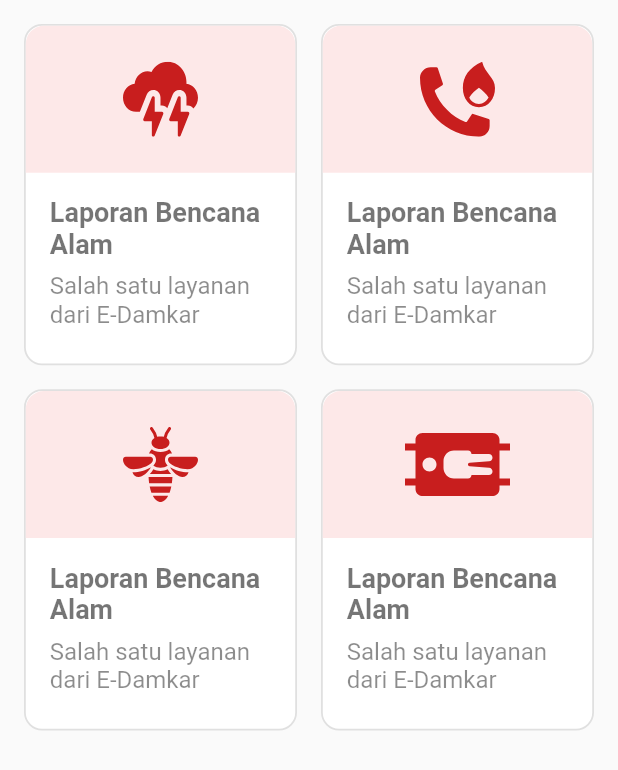
After one commit to MaulanaAkbarF/E-DAMKAR_A2-A3, a Flutter app: the LaporanPage screen opened directly, on a phone screen of 412 x 824 dp. The commit adds this screen. Shown: the top 770 px of the screen. Run offline on Flutter 3.47's test engine with Material 2 defaults, Android fonts, the phone set to English and light mode, and no system bars; our stand-ins replace carousel_slider, flutter_svg, fluttertoast, image_picker, modal_progress_hud_nsn and 2 more; missing offline and left inert: dart:ffi; accounts and stored records are empty; Roboto replaces fonts that are missing (font/inter_bold.ttf, font/inter_extrabold.ttf).

Commit message:
Halaman Laporan

```diff
--- /dev/null
+++ b/lib/pages/LaporanPage.dart
@@ -0,0 +1,340 @@
+import 'package:edamkar_1/pages/buatLaporan.dart';
+import 'package:flutter_svg/flutter_svg.dart';
+import 'package:flutter/material.dart';
+import 'package:flutter/src/widgets/framework.dart';
+
+class LaporanPage extends StatefulWidget {
+  const LaporanPage({Key? key}) : super(key: key);
+
+  @override
+  State<LaporanPage> createState() => _LaporanPageState();
+}
+// ------------------------------------------------------------------------------------------------------------------------------------------
+// atur teks yang akan ditampilkan
+
+final List<Map> teksLaporan = [
+  {
+    'Header': 'Kirimkan laporan anda!',
+    'judulLaporan': 'Laporan Bencana Alam',
+    'deskripsiLaporan': 'Salah satu layanan dari E-Damkar ',
+    'namaBencanaHint': 'contoh: Tsunami, Banjir, Kebakaran, dll',
+    'noTelp': 'Nomor Telepon',
+    'noTelpHint': 'Masukkan nomor telepon aktif',
+    'deskripsi': 'Deskripsi Laporan',
+    'deskripsiHint':
+        '(opsional) Jelaskan secara singkat kejadian yang sedang terjadi',
+    'buttonKirim': 'Kirim',
+    'buttonImage': 'Pilih gambar',
+  }
+].cast<Map<String, String>>();
+
+// ------------------------------------------------------------------------------------------------------------------------------------------
+// atur style teks
+
+final List<Map> teksStyleLaporan = [
+  {
+    'Bold1': const TextStyle(
+        fontFamily: "font/inter_black.ttf",
+        color: Colors.black,
+        fontSize: (32),
+        fontWeight: FontWeight.w700),
+    'SemiBold1': const TextStyle(
+        fontFamily: "font/inter_bold.ttf",
+        color: Colors.black45,
+        fontSize: (16)),
+    'SemiBold2': const TextStyle(
+        fontFamily: "font/inter_extrabold.ttf",
+        color: Colors.blueAccent,
+        fontSize: (18),
+        fontWeight: FontWeight.w500),
+    'SemiBold3': const TextStyle(
+        fontFamily: "font/inter_extrabold.ttf",
+        color: Colors.black54,
+        fontSize: (18),
+        fontWeight: FontWeight.w700),
+    'Thin1': const TextStyle(
+        fontFamily: "font/inter_regular.ttf",
+        color: Colors.black,
+        fontSize: (18),
+        fontWeight: FontWeight.w500),
+    'Thin2': const TextStyle(
+        fontFamily: "font/inter_regular.ttf",
+        color: Colors.white,
+        fontSize: (18),
+        fontWeight: FontWeight.w600),
+    'Thin3': const TextStyle(
+        fontFamily: "font/inter_regular.ttf",
+        color: Colors.grey,
+        fontSize: (18),
+        fontWeight: FontWeight.w600)
+  }
+];
+
+// ------------------------------------------------------------------------------------------------------------------------------------------
+
+class _LaporanPageState extends State<LaporanPage> {
+  final _formKey = GlobalKey<FormState>();
+
+  @override
+  Widget build(BuildContext context) {
+    return Scaffold(
+      body: SafeArea(
+        child: Padding(
+          padding: EdgeInsets.all(16),
+          child: GridView.count(
+            crossAxisCount: 2,
+            childAspectRatio: 0.80,
+            mainAxisSpacing: 16,
+            crossAxisSpacing: 16,
+            children: [
+              for (final teks in teksLaporan)
+                for (final teksStyle in teksStyleLaporan)
+                  InkWell(
+                    onTap: () {
+                      Navigator.push(
+                        context,
+                        MaterialPageRoute(builder: (context) => BuatLaporan()),
+                      );
+                    },
+                    child: Container(
+                      decoration: BoxDecoration(
+                        borderRadius: BorderRadius.circular(12),
+                        border:
+                            Border.all(color: Colors.grey.shade300, width: 1.2),
+                        color: Colors.white,
+                      ),
+                      child: Column(
+                        mainAxisAlignment: MainAxisAlignment.start,
+                        children: [
+                          Container(
+                            decoration: BoxDecoration(
+                              color: Color.fromRGBO(253, 232, 232, 1.000),
+                              borderRadius: BorderRadius.only(
+                                topRight: Radius.circular(12),
+                                topLeft: Radius.circular(12),
+                              ),
+                            ),
+                            alignment: Alignment.center,
+                            child: Padding(
+                              padding: EdgeInsets.only(top: 24, bottom: 24),
+                              child: SvgPicture.asset(
+                                'semuaAset/gambar/bencana-alam-icon.svg',
+                                width: 50, // ukuran ikon yang diinginkan
+                              ),
+                            ),
+                          ),
+                          Align(
+                            alignment: FractionalOffset.topLeft,
+                            child: Padding(
+                              padding: EdgeInsets.only(top: 16, left: 16),
+                              child: Text(teks['judulLaporan'],
+                                  overflow: TextOverflow.ellipsis,
+                                  maxLines: 4,
+                                  style: teksStyle['SemiBold3']),
+                            ),
+                          ),
+                          Align(
+                            alignment: FractionalOffset.topLeft,
+                            child: Padding(
+                              padding:
+                                  EdgeInsets.only(top: 8, left: 16, right: 16),
+                              child: Text(teks['deskripsiLaporan'],
+                                  overflow: TextOverflow.ellipsis,
+                                  maxLines: 4,
+                                  style: teksStyle['SemiBold1']),
+                            ),
+                          ),
+                        ],
+                      ),
+                    ),
+                  ),
+              for (final teks in teksLaporan)
+                for (final teksStyle in teksStyleLaporan)
+                  InkWell(
+                    onTap: () {
+                      Navigator.push(
+                        context,
+                        MaterialPageRoute(builder: (context) => BuatLaporan()),
+                      );
+                    },
+                    child: Container(
+                      decoration: BoxDecoration(
+                        borderRadius: BorderRadius.circular(12),
+                        border:
+                            Border.all(color: Colors.grey.shade300, width: 1.2),
+                        color: Colors.white,
+                      ),
+                      child: Column(
+                        mainAxisAlignment: MainAxisAlignment.start,
+                        children: [
+                          Container(
+                            decoration: BoxDecoration(
+                              color: Color.fromRGBO(253, 232, 232, 1.000),
+                              borderRadius: BorderRadius.only(
+                                topRight: Radius.circular(12),
+                                topLeft: Radius.circular(12),
+                              ),
+                            ),
+                            alignment: Alignment.center,
+                            child: Padding(
+                              padding: EdgeInsets.only(top: 24, bottom: 24),
+                              child: SvgPicture.asset(
+                                'semuaAset/gambar/kebakaran-icon.svg',
+                                width: 50, // ukuran ikon yang diinginkan
+                              ),
+                            ),
+                          ),
+                          Align(
+                            alignment: FractionalOffset.topLeft,
+                            child: Padding(
+                              padding: EdgeInsets.only(top: 16, left: 16),
+                              child: Text(teks['judulLaporan'],
+                                  overflow: TextOverflow.ellipsis,
+                                  maxLines: 4,
+                                  style: teksStyle['SemiBold3']),
+                            ),
+                          ),
+                          Align(
+                            alignment: FractionalOffset.topLeft,
+                            child: Padding(
+                              padding:
+                                  EdgeInsets.only(top: 8, left: 16, right: 16),
+                              child: Text(teks['deskripsiLaporan'],
+                                  overflow: TextOverflow.ellipsis,
+                                  maxLines: 4,
+                                  style: teksStyle['SemiBold1']),
+                            ),
+                          ),
+                        ],
+                      ),
+                    ),
+                  ),
+              for (final teks in teksLaporan)
+                for (final teksStyle in teksStyleLaporan)
+                  InkWell(
+                    onTap: () {
+                      Navigator.push(
+                        context,
+                        MaterialPageRoute(builder: (context) => BuatLaporan()),
+                      );
+                    },
+                    child: Container(
+                      decoration: BoxDecoration(
+                        borderRadius: BorderRadius.circular(12),
+                        border:
+                            Border.all(color: Colors.grey.shade300, width: 1.2),
+                        color: Colors.white,
+                      ),
+                      child: Column(
+                        mainAxisAlignment: MainAxisAlignment.start,
+                        children: [
+                          Container(
+                            decoration: BoxDecoration(
+                              color: Color.fromRGBO(253, 232, 232, 1.000),
+                              borderRadius: BorderRadius.only(
+                                topRight: Radius.circular(12),
+                                topLeft: Radius.circular(12),
+                              ),
+                            ),
+                            alignment: Alignment.center,
+                            child: Padding(
+                              padding: EdgeInsets.only(top: 24, bottom: 24),
+                              child: SvgPicture.asset(
+                                'semuaAset/gambar/hewan-buas-icon.svg',
+                                width: 50, // ukuran ikon yang diinginkan
+                              ),
+                            ),
+                          ),
+                          Align(
+                            alignment: FractionalOffset.topLeft,
+                            child: Padding(
+                              padding: EdgeInsets.only(top: 16, left: 16),
+                              child: Text(teks['judulLaporan'],
+                                  overflow: TextOverflow.ellipsis,
+                                  maxLines: 4,
+                                  style: teksStyle['SemiBold3']),
+                            ),
+                          ),
+                          Align(
+                            alignment: FractionalOffset.topLeft,
+                            child: Padding(
+                              padding:
+                                  EdgeInsets.only(top: 8, left: 16, right: 16),
+                              child: Text(teks['deskripsiLaporan'],
+                                  overflow: TextOverflow.ellipsis,
+                                  maxLines: 4,
+                                  style: teksStyle['SemiBold1']),
+                            ),
+                          ),
+                        ],
+                      ),
+                    ),
+                  ),
+              for (final teks in teksLaporan)
+                for (final teksStyle in teksStyleLaporan)
+                  InkWell(
+                    onTap: () {
+                      Navigator.push(
+                        context,
+                        MaterialPageRoute(builder: (context) => BuatLaporan()),
+                      );
+                    },
+                    child: Container(
+                      decoration: BoxDecoration(
+                        borderRadius: BorderRadius.circular(12),
+                        border:
+                            Border.all(color: Colors.grey.shade300, width: 1.2),
+                        color: Colors.white,
+                      ),
+                      child: Column(
+                        mainAxisAlignment: MainAxisAlignment.start,
+                        children: [
+                          Container(
+                            decoration: BoxDecoration(
+                              color: Color.fromRGBO(253, 232, 232, 1.000),
+                              borderRadius: BorderRadius.only(
+                                topRight: Radius.circular(12),
+                                topLeft: Radius.circular(12),
+                              ),
+                            ),
+                            alignment: Alignment.center,
+                            child: Padding(
+                              padding: EdgeInsets.only(top: 28, bottom: 28),
+                              child: SvgPicture.asset(
+                                'semuaAset/gambar/penyelamatan-icon.svg',
+                                width: 70, // ukuran ikon yang diinginkan
+                              ),
+                            ),
+                          ),
+                          Align(
+                            alignment: FractionalOffset.topLeft,
+                            child: Padding(
+                              padding: EdgeInsets.only(top: 16, left: 16),
+                              child: Text(teks['judulLaporan'],
+                                  overflow: TextOverflow.ellipsis,
+                                  maxLines: 4,
+                                  style: teksStyle['SemiBold3']),
+                            ),
+                          ),
+                          Align(
+                            alignment: FractionalOffset.topLeft,
+                            child: Padding(
+                              padding:
+                                  EdgeInsets.only(top: 8, left: 16, right: 16),
+                              child: Text(teks['deskripsiLaporan'],
+                                  overflow: TextOverflow.ellipsis,
+                                  maxLines: 4,
+                                  style: teksStyle['SemiBold1']),
+                            ),
+                          ),
+                        ],
+                      ),
+                    ),
+                  )
+            ],
+          ),
+        ),
+      ),
+    );
+  }
+}
--- a/lib/pages/buatLaporan.dart
+++ b/lib/pages/buatLaporan.dart
@@ -85,7 +85,7 @@ class _BuatLaporanState extends State<BuatLaporan> {
 
   Future _kirimLaporan() async {
     return await http.post(
-      Uri.parse("http://192.168.0.104/flutter_api/submit"),
+      Uri.parse("http://172.16.109.108/flutter_api/submit"),
       body: {
         "gambar": imageName,
         "namaBencana": namaBencanaCon.text,
```
Also changed, not shown: semuaAset/gambar/bencana-alam-icon.svg (added), semuaAset/gambar/hewan-buas-icon.svg (added), semuaAset/gambar/kebakaran-icon.svg (added), semuaAset/gambar/penyelamatan-icon.svg (added).
